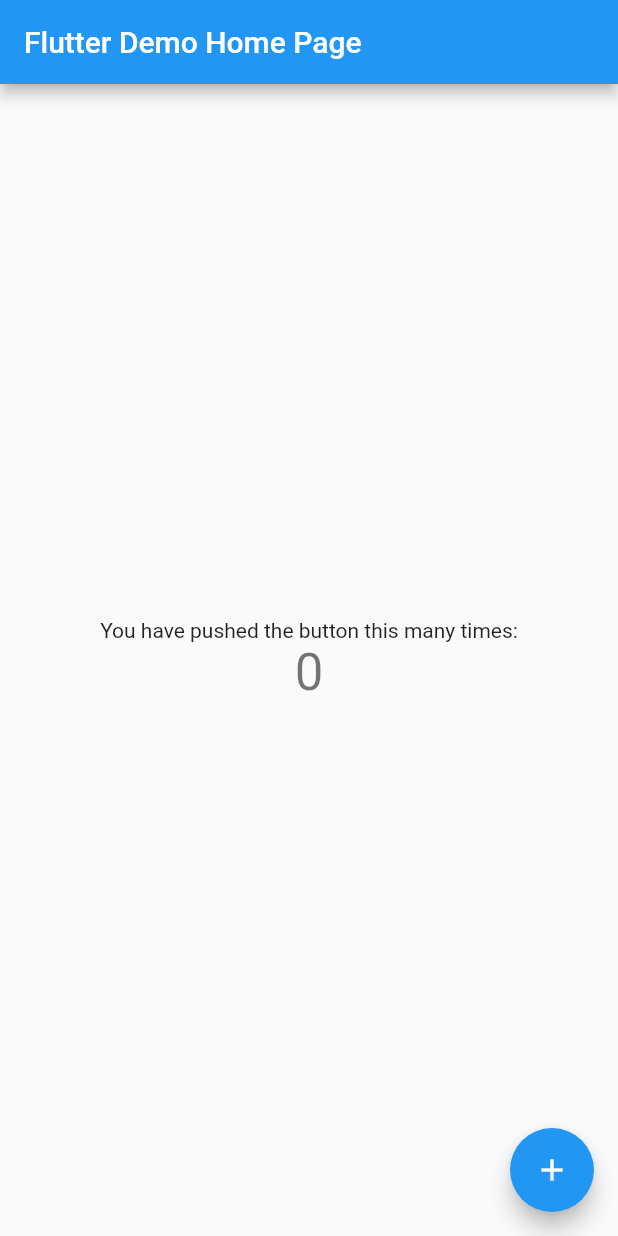
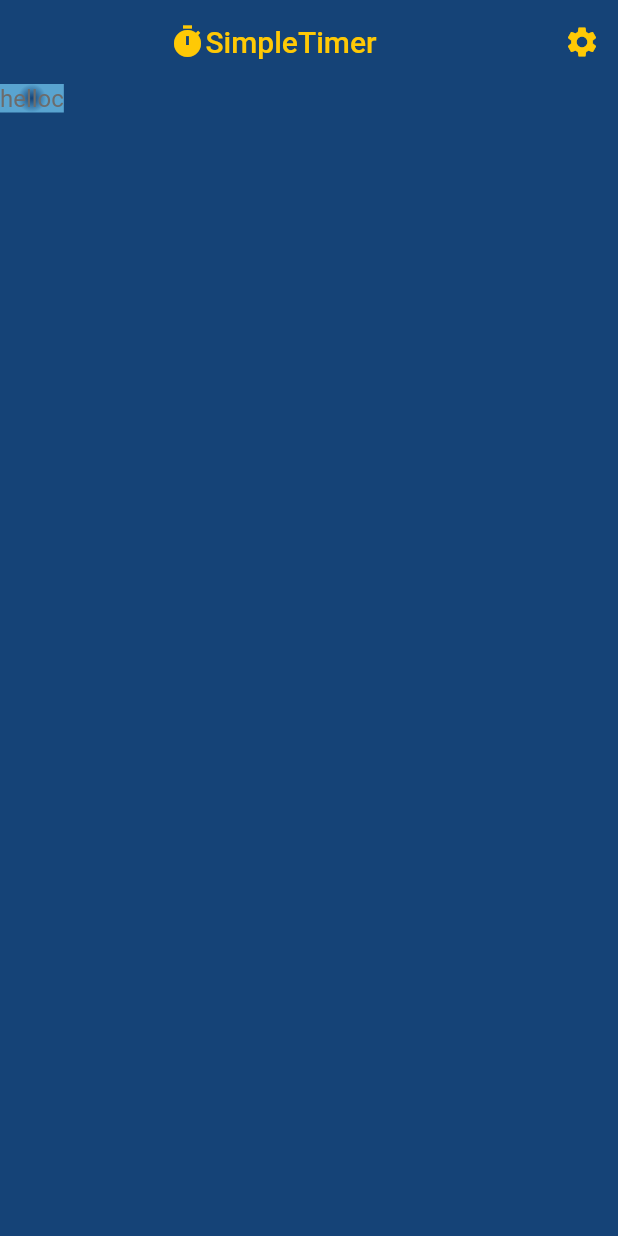
Before and after one commit to SerjKli/simple-timer, a Flutter app: the screen it shows after launch, on a phone screen of 412 x 824 dp. Run offline on Flutter 3.47's test engine with Material 2 defaults, Android fonts, the light colour scheme and no system bars.

Commit message:
Theming introduction Added extension for context to get current color scheme

```diff
--- a/lib/main.dart
+++ b/lib/main.dart
@@ -1,4 +1,6 @@
 import 'package:flutter/material.dart';
+import 'package:simpletimer/modules/main_screen/ui/MainScreen.dart';
+import 'package:simpletimer/utils/theme/ThemeService.dart';
 
 void main() {
   runApp(const MyApp());
@@ -7,109 +9,23 @@
 class MyApp extends StatelessWidget {
   const MyApp({super.key});
 
-  // This widget is the root of your application.
   @override
   Widget build(BuildContext context) {
+    final lightTheme = ThemeService(themeMode: ThemeData.light()).themeData;
+    final darkTheme = ThemeService(themeMode: ThemeData.dark()).themeData;
+
     return MaterialApp(
-      title: 'Flutter Demo',
-      theme: ThemeData(
-        // This is the theme of your application.
-        //
-        // Try running your application with "flutter run". You'll see the
-        // application has a blue toolbar. Then, without quitting the app, try
-        // changing the primarySwatch below to Colors.green and then invoke
-        // "hot reload" (press "r" in the console where you ran "flutter run",
-        // or simply save your changes to "hot reload" in a Flutter IDE).
-        // Notice that the counter didn't reset back to zero; the application
-        // is not restarted.
-        primarySwatch: Colors.blue,
-      ),
-      home: const MyHomePage(title: 'Flutter Demo Home Page'),
+      title: 'SimpleTimer',
+
+      /// Hide debug banner
+      debugShowCheckedModeBanner: false,
+
+      /// Theme data
+      theme: lightTheme,
+      darkTheme: darkTheme,
+      themeMode: ThemeMode.light,
+
+      home: const MainScreen(),
     );
   }
 }
-
-class MyHomePage extends StatefulWidget {
-  const MyHomePage({super.key, required this.title});
-
-  // This widget is the home page of your application. It is stateful, meaning
-  // that it has a State object (defined below) that contains fields that affect
-  // how it looks.
-
-  // This class is the configuration for the state. It holds the values (in this
-  // case the title) provided by the parent (in this case the App widget) and
-  // used by the build method of the State. Fields in a Widget subclass are
-  // always marked "final".
-
-  final String title;
-
-  @override
-  State<MyHomePage> createState() => _MyHomePageState();
-}
-
-class _MyHomePageState extends State<MyHomePage> {
-  int _counter = 0;
-
-  void _incrementCounter() {
-    setState(() {
-      // This call to setState tells the Flutter framework that something has
-      // changed in this State, which causes it to rerun the build method below
-      // so that the display can reflect the updated values. If we changed
-      // _counter without calling setState(), then the build method would not be
-      // called again, and so nothing would appear to happen.
-      _counter++;
-    });
-  }
-
-  @override
-  Widget build(BuildContext context) {
-    // This method is rerun every time setState is called, for instance as done
-    // by the _incrementCounter method above.
-    //
-    // The Flutter framework has been optimized to make rerunning build methods
-    // fast, so that you can just rebuild anything that needs updating rather
-    // than having to individually change instances of widgets.
-    return Scaffold(
-      appBar: AppBar(
-        // Here we take the value from the MyHomePage object that was created by
-        // the App.build method, and use it to set our appbar title.
-        title: Text(widget.title),
-      ),
-      body: Center(
-        // Center is a layout widget. It takes a single child and positions it
-        // in the middle of the parent.
-        child: Column(
-          // Column is also a layout widget. It takes a list of children and
-          // arranges them vertically. By default, it sizes itself to fit its
-          // children horizontally, and tries to be as tall as its parent.
-          //
-          // Invoke "debug painting" (press "p" in the console, choose the
-          // "Toggle Debug Paint" action from the Flutter Inspector in Android
-          // Studio, or the "Toggle Debug Paint" command in Visual Studio Code)
-          // to see the wireframe for each widget.
-          //
-          // Column has various properties to control how it sizes itself and
-          // how it positions its children. Here we use mainAxisAlignment to
-          // center the children vertically; the main axis here is the vertical
-          // axis because Columns are vertical (the cross axis would be
-          // horizontal).
-          mainAxisAlignment: MainAxisAlignment.center,
-          children: <Widget>[
-            const Text(
-              'You have pushed the button this many times:',
-            ),
-            Text(
-              '$_counter',
-              style: Theme.of(context).textTheme.headline4,
-            ),
-          ],
-        ),
-      ),
-      floatingActionButton: FloatingActionButton(
-        onPressed: _incrementCounter,
-        tooltip: 'Increment',
-        child: const Icon(Icons.add),
-      ), // This trailing comma makes auto-formatting nicer for build methods.
-    );
-  }
-}
--- /dev/null
+++ b/lib/modules/main_screen/ui/MainScreen.dart
@@ -0,0 +1,15 @@
+import 'package:flutter/material.dart';
+import 'package:simpletimer/widgets/app_screen.dart';
+
+class MainScreen extends StatelessWidget {
+  const MainScreen({Key? key}) : super(key: key);
+
+  @override
+  Widget build(BuildContext context) {
+    return const AppScreen(
+      screenTitle: "SimpleTimer",
+      titleIcon: Icons.timer,
+      body: Text('helloc'),
+    );
+  }
+}
--- /dev/null
+++ b/lib/utils/theme/ThemeService.dart
@@ -0,0 +1,77 @@
+import 'package:flutter/material.dart';
+
+import 'color_schema.dart';
+
+class ThemeService {
+  final ThemeData themeMode;
+
+  const ThemeService({
+    required this.themeMode,
+  });
+
+  bool get _isDarkMode => themeMode == ThemeData.dark();
+
+  AppColorScheme get _colorScheme =>
+      !_isDarkMode ? AppColorScheme.lightMode : AppColorScheme.darkMode;
+
+  ThemeData get themeData {
+    TextTheme txtTheme = themeMode.textTheme
+        .copyWith(
+          bodySmall: const TextStyle(fontSize: 12),
+          bodyLarge: const TextStyle(fontSize: 14),
+          bodyMedium: const TextStyle(fontSize: 16),
+          displayLarge: const TextStyle(
+            fontSize: 18,
+            fontWeight: FontWeight.bold,
+          ),
+        )
+        .apply(
+          bodyColor: _colorScheme.dark,
+          displayColor: _colorScheme.dark,
+          fontFamily: "Roboto",
+        );
+    Color txtColor = txtTheme.bodySmall!.color!;
+
+    ColorScheme colorScheme = ColorScheme(
+      brightness: _isDarkMode ? Brightness.dark : Brightness.light,
+      primary: _colorScheme.brand!,
+      secondary: _colorScheme.brand!,
+      background: _colorScheme.bg!,
+      surface: _colorScheme.bg!,
+      onBackground: txtColor,
+      onSurface: txtColor,
+      onError: _colorScheme.light!,
+      onPrimary: _colorScheme.light!,
+      onSecondary: _colorScheme.light!,
+      error: _colorScheme.error!,
+    );
+
+    /// Material color resolver
+    MaterialStateProperty<Color?> colorResolver(colorScheme) =>
+        MaterialStateProperty.resolveWith<Color?>((Set<MaterialState> states) {
+          if (states.contains(MaterialState.disabled)) {
+            return null;
+          }
+          if (states.contains(MaterialState.selected)) {
+            return colorScheme.brand!;
+          }
+          return null;
+        });
+
+    return ThemeData.from(textTheme: txtTheme, colorScheme: colorScheme)
+        .copyWith(
+      highlightColor: _colorScheme.brand!,
+      extensions: <ThemeExtension<dynamic>>[_colorScheme],
+      checkboxTheme: CheckboxThemeData(
+        fillColor: colorResolver(_colorScheme),
+      ),
+      radioTheme: RadioThemeData(
+        fillColor: colorResolver(_colorScheme),
+      ),
+      switchTheme: SwitchThemeData(
+        thumbColor: colorResolver(_colorScheme),
+        trackColor: colorResolver(_colorScheme),
+      ),
+    );
+  }
+}
--- /dev/null
+++ b/lib/utils/theme/color_schema.dart
@@ -0,0 +1,125 @@
+import 'package:flutter/material.dart';
+
+@immutable
+class AppColorScheme extends ThemeExtension<AppColorScheme> {
+  final Color? bg;
+  final Color? brand;
+  final Color? subBrand;
+  final Color? success;
+  final Color? error;
+  final Color? light;
+  final Color? dark;
+  final Color? hint;
+  final Color? black;
+  final Color? bgGradientBegin;
+  final Color? bgGradientEnd;
+  final Color? shadow;
+
+  const AppColorScheme({
+    required this.bg,
+    required this.brand,
+    required this.subBrand,
+    required this.success,
+    required this.error,
+    required this.light,
+    required this.dark,
+    required this.hint,
+    required this.black,
+    required this.bgGradientBegin,
+    required this.bgGradientEnd,
+    required this.shadow,
+  });
+
+  RadialGradient get bgGradient => RadialGradient(
+        colors: [bgGradientBegin!, bgGradientEnd!],
+      );
+
+  @override
+  AppColorScheme copyWith({
+    Color? bg,
+    Color? brand,
+    Color? subBrand,
+    Color? success,
+    Color? error,
+    Color? light,
+    Color? dark,
+    Color? hint,
+    Color? black,
+    Color? bgGradientBegin,
+    Color? bgGradientEnd,
+    Color? pageGradientBegin,
+    Color? pageGradientEnd,
+    Color? shadow,
+  }) {
+    return AppColorScheme(
+      bg: bg ?? this.bg,
+      brand: brand ?? this.brand,
+      subBrand: subBrand ?? this.subBrand,
+      success: success ?? this.success,
+      error: error ?? this.error,
+      light: light ?? this.light,
+      dark: dark ?? this.dark,
+      hint: hint ?? this.hint,
+      black: black ?? this.black,
+      bgGradientBegin: bgGradientBegin ?? this.bgGradientBegin,
+      bgGradientEnd: bgGradientEnd ?? this.bgGradientEnd,
+      shadow: shadow ?? this.shadow,
+    );
+  }
+
+  @override
+  AppColorScheme lerp(ThemeExtension<AppColorScheme>? other, double t) {
+    if (other is! AppColorScheme) {
+      return this;
+    }
+    return AppColorScheme(
+      bg: Color.lerp(bg, other.bg, t),
+      brand: Color.lerp(brand, other.brand, t),
+      subBrand: Color.lerp(subBrand, other.subBrand, t),
+      success: Color.lerp(success, other.success, t),
+      error: Color.lerp(error, other.error, t),
+      light: Color.lerp(light, other.light, t),
+      dark: Color.lerp(dark, other.dark, t),
+      hint: Color.lerp(hint, other.hint, t),
+      black: Color.lerp(black, other.black, t),
+      bgGradientBegin: Color.lerp(bgGradientBegin, other.bgGradientBegin, t),
+      bgGradientEnd: Color.lerp(bgGradientEnd, other.bgGradientEnd, t),
+      shadow: Color.lerp(shadow, other.shadow, t),
+    );
+  }
+
+  @override
+  String toString() => 'Instance of "AppColorScheme"';
+
+  /// Colors for light theme
+  static const lightMode = AppColorScheme(
+    bg: Color(0xff154377),
+    brand: Color(0xffFFC905),
+    subBrand: Color(0xffF6B321),
+    success: Color(0xff8DA11D),
+    error: Color(0xffED5B4E),
+    light: Color(0xffffffff),
+    dark: Color(0xff6C6C6C),
+    hint: Color(0xffbebebe),
+    black: Color(0xff000000),
+    bgGradientBegin: Color(0xff154377),
+    bgGradientEnd: Color(0xff59A4D0),
+    shadow: Color(0xff252525),
+  );
+
+  /// Colors for dark theme
+  static const darkMode = AppColorScheme(
+    bg: Color(0xff154377),
+    brand: Color(0xffFFC905),
+    subBrand: Color(0xffF6B321),
+    success: Color(0xff8DA11D),
+    error: Color(0xffED5B4E),
+    light: Color(0xffffffff),
+    dark: Color(0xff6C6C6C),
+    hint: Color(0xffbebebe),
+    black: Color(0xff000000),
+    bgGradientBegin: Color(0xff154377),
+    bgGradientEnd: Color(0xff59A4D0),
+    shadow: Color(0xffdadada),
+  );
+}
--- /dev/null
+++ b/lib/utils/theme/constants.dart
@@ -0,0 +1,28 @@
+import 'package:flutter/material.dart';
+
+abstract class UiValues {
+  static const double elevation = 0;
+
+  static const double padding = 8;
+  static const double padding2x = 16;
+
+  static const int animationSpeed = 300;
+
+  static const Radius radius = Radius.circular(8);
+  static const Radius radius2x = Radius.circular(16);
+  static const Radius radiusBig = Radius.circular(120);
+
+  static const double radiusVal = 8;
+  static const double radius2xVal = 16;
+  static const double radiusBigVal = 120;
+
+  static const Offset shadowOffset = Offset(4, 4);
+  static const double shadowBlur = 8.0;
+
+  static const double opacity = 0.4;
+
+  static BoxShadow defShadow = const BoxShadow(
+    blurRadius: shadowBlur,
+    offset: shadowOffset,
+  );
+}
--- /dev/null
+++ b/lib/utils/theme/extensions/context.dart
@@ -0,0 +1,6 @@
+import 'package:flutter/material.dart';
+import 'package:simpletimer/utils/theme/color_schema.dart';
+
+extension AppColorSchemeExtension on BuildContext {
+  AppColorScheme get colorScheme => Theme.of(this).extension<AppColorScheme>()!;
+}
--- /dev/null
+++ b/lib/widgets/app_bar.dart
@@ -0,0 +1,46 @@
+import 'package:flutter/material.dart';
+import 'package:simpletimer/utils/theme/color_schema.dart';
+import 'package:simpletimer/utils/theme/constants.dart';
+
+import 'app_icon.dart';
+
+class AppBaseBar extends StatelessWidget implements PreferredSizeWidget {
+  final String title;
+  final IconData? icon;
+  final List<Widget>? actions;
+
+  const AppBaseBar({
+    Key? key,
+    required this.title,
+    this.actions,
+    this.icon,
+  }) : super(key: key);
+
+  @override
+  Widget build(BuildContext context) {
+    final colorScheme = Theme.of(context).extension<AppColorScheme>()!;
+
+    return AppBar(
+      title: Row(
+        mainAxisAlignment: MainAxisAlignment.center,
+        children: [
+          if(icon != null) AppIcon(icon: icon!),
+          Text(
+            title,
+            style: TextStyle(color: colorScheme.brand),
+          ),
+        ],
+      ),
+      backgroundColor: Colors.transparent,
+      bottomOpacity: 0,
+      flexibleSpace: Container(
+        color: Colors.transparent,
+      ),
+      actions: actions,
+      elevation: UiValues.elevation,
+    );
+  }
+
+  @override
+  Size get preferredSize => const Size.fromHeight(56);
+}
--- /dev/null
+++ b/lib/widgets/app_gap.dart
@@ -0,0 +1,10 @@
+import 'package:flutter/material.dart';
+
+class AppGap extends StatelessWidget {
+  const AppGap({Key? key}) : super(key: key);
+
+  @override
+  Widget build(BuildContext context) {
+    return SizedBox();
+  }
+}
--- /dev/null
+++ b/lib/widgets/app_icon.dart
@@ -0,0 +1,21 @@
+import 'package:flutter/material.dart';
+import 'package:simpletimer/utils/theme/color_schema.dart';
+
+class AppIcon extends StatelessWidget {
+  final IconData icon;
+  final bool isDark;
+
+  const AppIcon({
+    Key? key,
+    required this.icon,
+    this.isDark = false,
+  }) : super(key: key);
+
+  @override
+  Widget build(BuildContext context) {
+    final colorScheme = Theme.of(context).extension<AppColorScheme>()!;
+
+    final Color color = isDark ? colorScheme.bg! : colorScheme.brand!;
+    return Icon(icon, color: color);
+  }
+}
--- /dev/null
+++ b/lib/widgets/app_screen.dart
@@ -0,0 +1,45 @@
+import 'package:flutter/material.dart';
+import 'package:simpletimer/utils/theme/extensions/context.dart';
+
+import 'app_bar.dart';
+import 'app_icon.dart';
+
+class AppScreen extends StatelessWidget {
+  /// Screen's bar properties
+  final String screenTitle;
+  final IconData? titleIcon;
+  final List<Widget>? actions;
+
+  /// Screen's body properties
+  final Widget body;
+  final bool isInSafeArea;
+
+  const AppScreen({
+    Key? key,
+    required this.screenTitle,
+    required this.body,
+    this.titleIcon,
+    this.actions,
+    this.isInSafeArea = true,
+  }) : super(key: key);
+
+  @override
+  Widget build(BuildContext context) {
+    return Scaffold(
+      appBar: AppBaseBar(
+        title: 'SimpleTimer',
+        icon: titleIcon,
+        actions: [
+          IconButton(
+            onPressed: () {},
+            icon: const AppIcon(icon: Icons.settings),
+          ),
+        ],
+      ),
+      body: Container(
+        decoration: BoxDecoration(gradient: context.colorScheme.bgGradient),
+        child: isInSafeArea ? SafeArea(child: body) : body,
+      ),
+    );
+  }
+}
```
Also changed, not shown: pubspec.lock, 1 other file.
